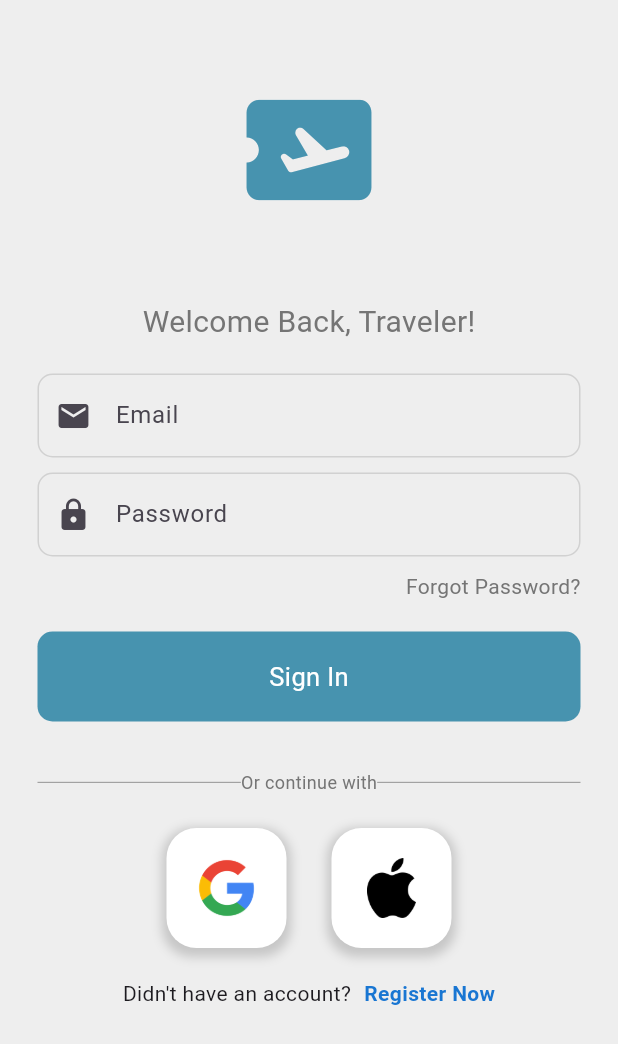
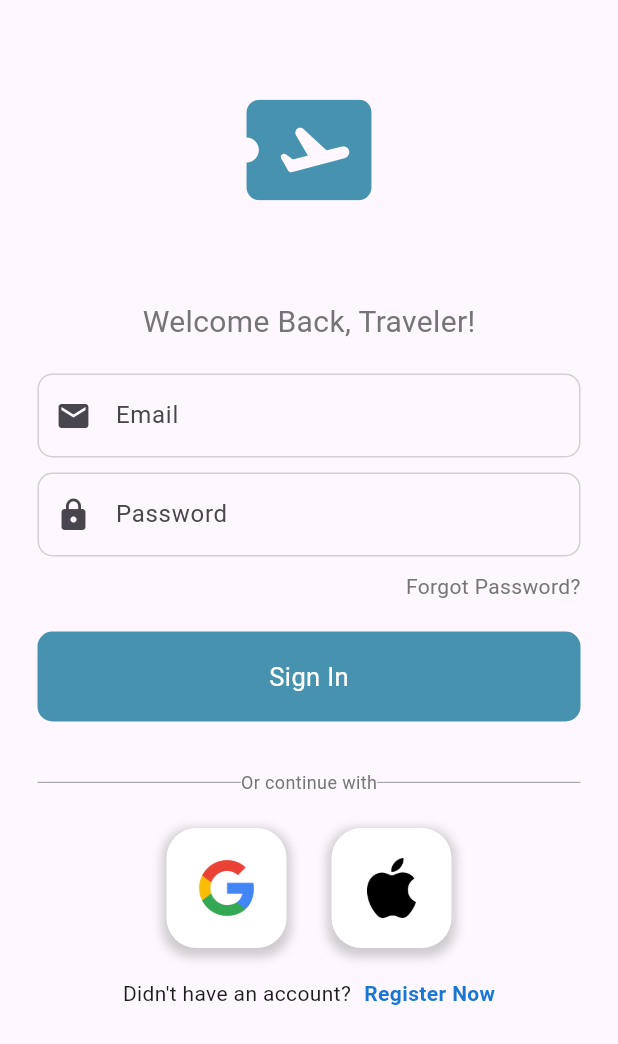
Before and after one commit to rexywjy/test2ambw, a Flutter app: the screen it shows after launch, on a phone screen of 412 x 824 dp. Shown: the top 1044 px of the screen. Run offline on Flutter 3.47's test engine with Material 3 defaults, Android fonts, the light colour scheme and no system bars; our stand-ins replace firebase_auth, firebase_core; accounts and stored records are empty; Roboto replaces fonts that are missing (Lexend).

Commit message:
white bg form

```diff
--- a/test2ambw/lib/customer/login.dart
+++ b/test2ambw/lib/customer/login.dart
@@ -116,7 +116,8 @@
     return Scaffold(
       resizeToAvoidBottomInset : false,
       // backgroundColor: mainBlue,
-      backgroundColor: Colors.grey[200],
+      // backgroundColor: Colors.grey[200],
+      // backgroundColor: Colors.grey[200],
       body: SingleChildScrollView (
         physics: const NeverScrollableScrollPhysics(),
         child: SafeArea(
--- a/test2ambw/lib/customer/register.dart
+++ b/test2ambw/lib/customer/register.dart
@@ -105,7 +105,7 @@
     return Scaffold(
       resizeToAvoidBottomInset : false,
       // backgroundColor: mainBlue,
-      backgroundColor: Colors.grey[200],
+      // backgroundColor: Colors.grey[200],
       body: SingleChildScrollView (
         physics: const NeverScrollableScrollPhysics(),
         child: SafeArea(
```
